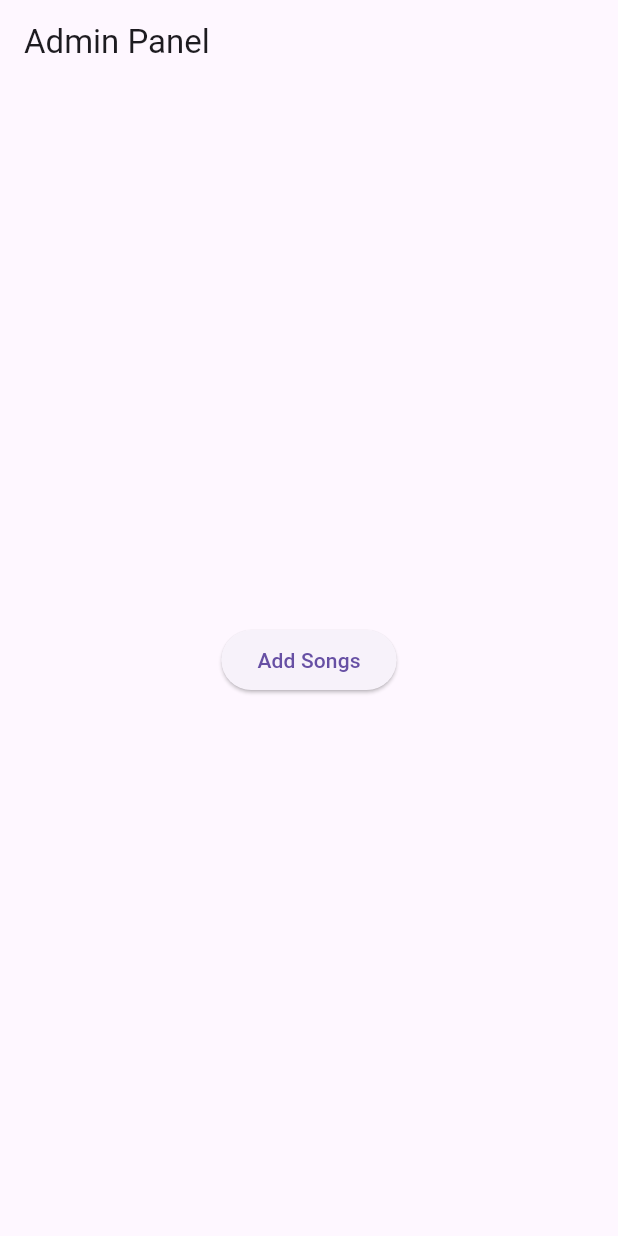
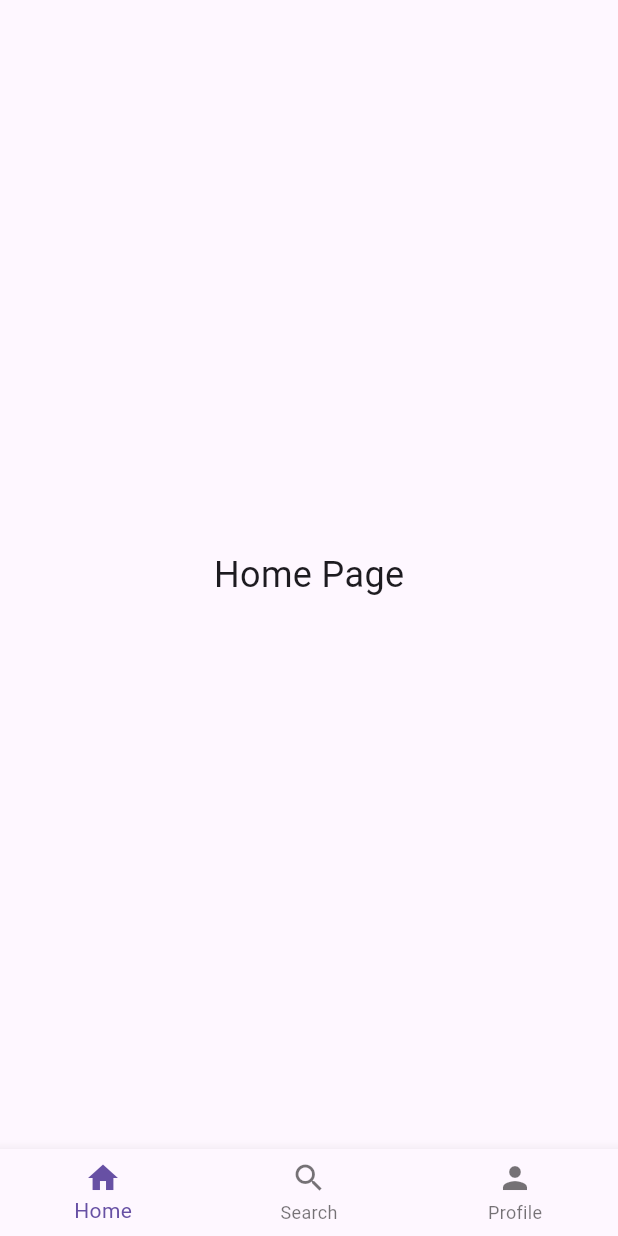
Before and after one commit to AdityaBodewar/Melodix, a Flutter app: the screen it shows after launch, on a phone screen of 412 x 824 dp. Run offline on Flutter 3.47's test engine with Material 3 defaults, Android fonts, the phone set to English and light mode, and no system bars; our stand-ins replace dio, file_picker, image_picker.

Commit message:
Bottom navigationbar added

```diff
--- /dev/null
+++ b/Frontend_app/frontend/lib/HomePage.dart
@@ -0,0 +1,52 @@
+import 'package:flutter/material.dart';
+import 'ProfilePage.dart';
+import 'SearchPage.dart';
+
+
+class HomeScreen extends StatelessWidget {
+  @override
+  Widget build(BuildContext context) {
+    return const Center(
+      child: Text(
+        "Home Page",
+        style: TextStyle(fontSize: 24),
+      ),
+    );
+  }
+}
+
+
+
+class HomePage extends StatefulWidget{
+  @override
+  _HomePageState createState() => _HomePageState();
+}
+class _HomePageState extends State<HomePage> {
+  int _selectedIndex = 0;
+
+  final List<Widget> _pages = [
+    HomeScreen(),
+    SearchPage(),
+    ProfilePage(),
+  ];
+
+  @override
+  Widget build(BuildContext context) {
+    return Scaffold(
+      body: _pages[_selectedIndex],
+      bottomNavigationBar: BottomNavigationBar(
+        currentIndex: _selectedIndex,
+        onTap: (index) {
+          setState(() {
+            _selectedIndex = index;
+          });
+        },
+        items: const [
+          BottomNavigationBarItem(icon: Icon(Icons.home), label: "Home"),
+          BottomNavigationBarItem(icon: Icon(Icons.search), label: "Search"),
+          BottomNavigationBarItem(icon: Icon(Icons.person), label: "Profile"),
+        ],
+      ),
+    );
+  }
+}
--- a/Frontend_app/frontend/lib/main.dart
+++ b/Frontend_app/frontend/lib/main.dart
@@ -1,5 +1,8 @@
 import 'package:flutter/material.dart';
 import 'AddMusicForm.dart';
+import 'HomePage.dart';
+import 'SearchPage.dart';
+import 'ProfilePage.dart';
 
 void main() {
   runApp(const MyApp());
@@ -11,8 +14,15 @@ class MyApp extends StatelessWidget {
   @override
   Widget build(BuildContext context) {
     return MaterialApp(
-      home: const AdminPanel(),
+
       debugShowCheckedModeBanner: false,
+      initialRoute: '/',
+      routes: {
+        '/': (context) => HomePage(),
+        '/search': (context) => SearchPage(),
+        '/profile': (context) => ProfilePage(),
+
+      },
     );
   }
 }
```
Also changed, not shown: Frontend_app/frontend/lib/ProfilePage.dart (added, +13 -0 lines), Frontend_app/frontend/lib/SearchPage.dart (added, +13 -0 lines).
